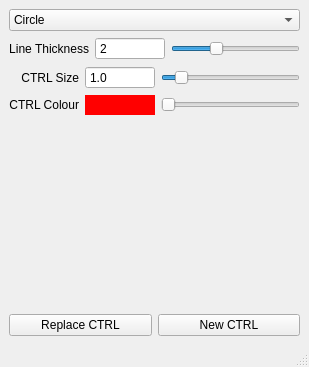
First picture: the form in ramenRig/createCtrl.ui, repository chrislyne/Toolbox, before the edit.
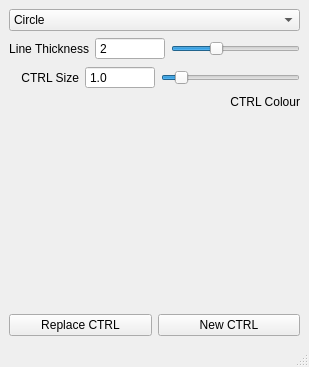
Second picture: the form after the edit.

Commit message: Renamed layout

The edit to the form file:
```diff
--- a/ramenRig/createCtrl.ui
+++ b/ramenRig/createCtrl.ui
@@ -207,41 +207,6 @@
           </property>
          </widget>
         </item>
-        <item>
-         <widget class="QWidget" name="widget_colorSwatch" native="true">
-          <property name="sizePolicy">
-           <sizepolicy hsizetype="Minimum" vsizetype="Fixed">
-            <horstretch>0</horstretch>
-            <verstretch>0</verstretch>
-           </sizepolicy>
-          </property>
-          <property name="minimumSize">
-           <size>
-            <width>70</width>
-            <height>20</height>
-           </size>
-          </property>
-          <property name="maximumSize">
-           <size>
-            <width>70</width>
-            <height>20</height>
-           </size>
-          </property>
-          <property name="styleSheet">
-           <string notr="true">background-color: rgb(255, 0, 0);</string>
-          </property>
-         </widget>
-        </item>
-        <item>
-         <widget class="QSlider" name="horizontalSlider">
-          <property name="orientation">
-           <enum>Qt::Horizontal</enum>
-          </property>
-          <property name="ChangeColor" stdset="0">
-           <string/>
-          </property>
-         </widget>
-        </item>
        </layout>
       </item>
       <item>
```
Left out of the diff: 2 changed lines with no effect on the pictures.
